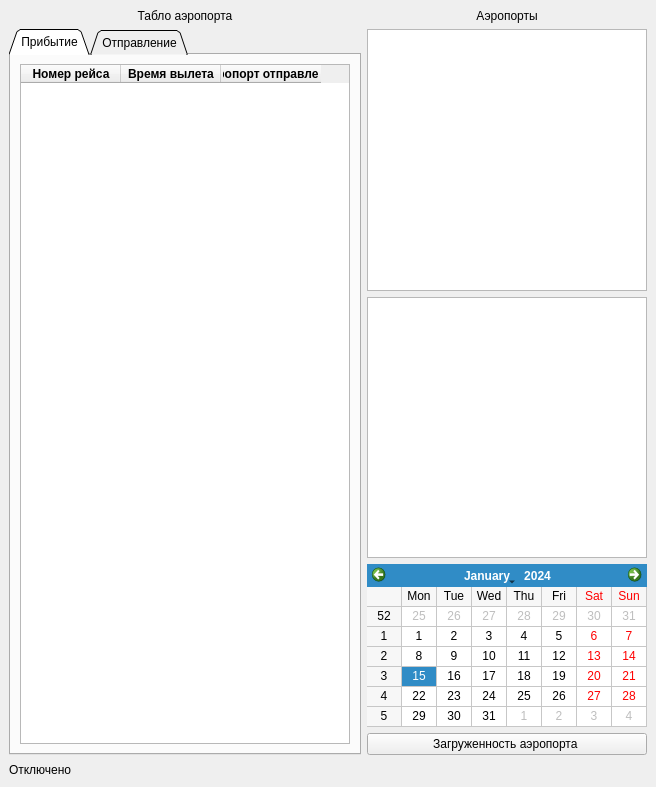
This is airportinspector.ui in W-AndreyV-W/AirportInspector as Qt 5 draws it before an edit. The edited form follows.
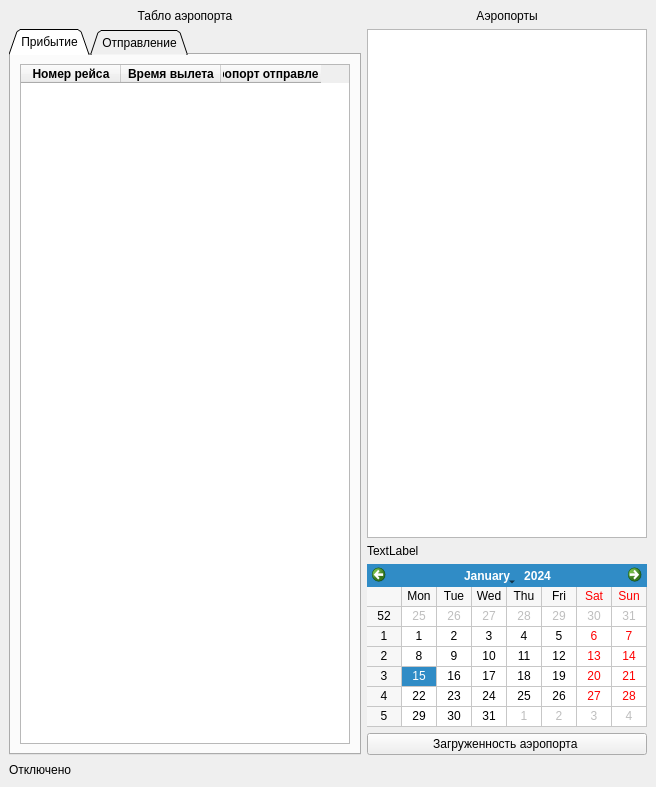
This is the edited form. The open tabs and pages were chosen to show the change.

Patch:
```diff
--- a/airportinspector.ui
+++ b/airportinspector.ui
@@ -224,12 +224,9 @@
        </widget>
       </item>
       <item>
-       <widget class="QTextBrowser" name="textBrowser">
-        <property name="maximumSize">
-         <size>
-          <width>280</width>
-          <height>16777215</height>
-         </size>
+       <widget class="QLabel" name="lb_Workload">
+        <property name="text">
+         <string>TextLabel</string>
         </property>
        </widget>
       </item>
```
Left out of the diff: 2 changed lines with no effect on the pictures.
